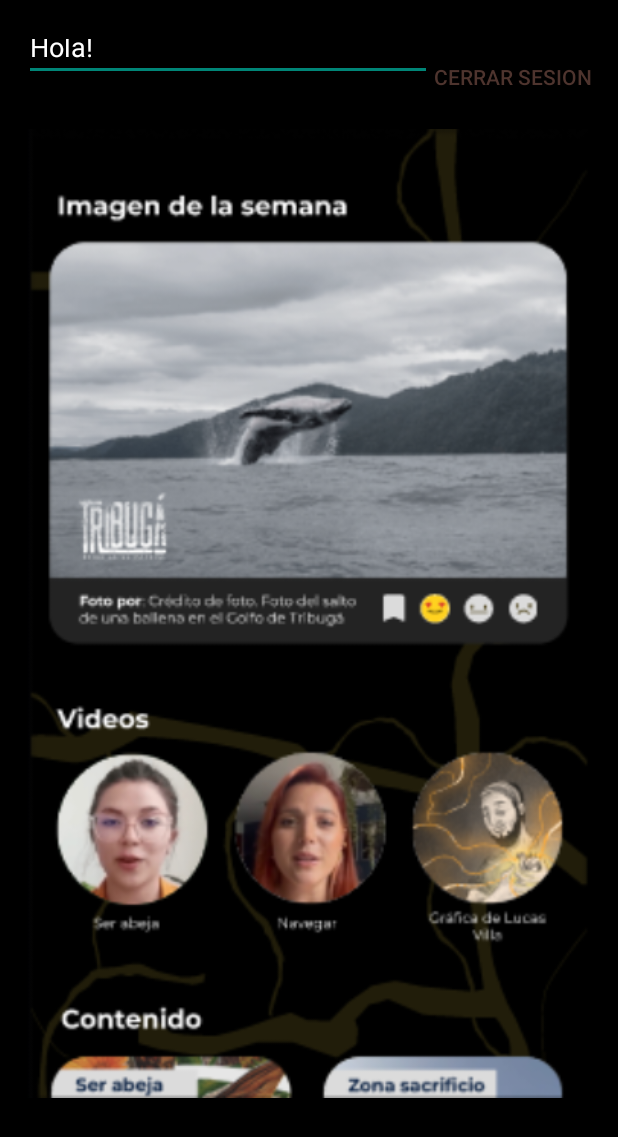
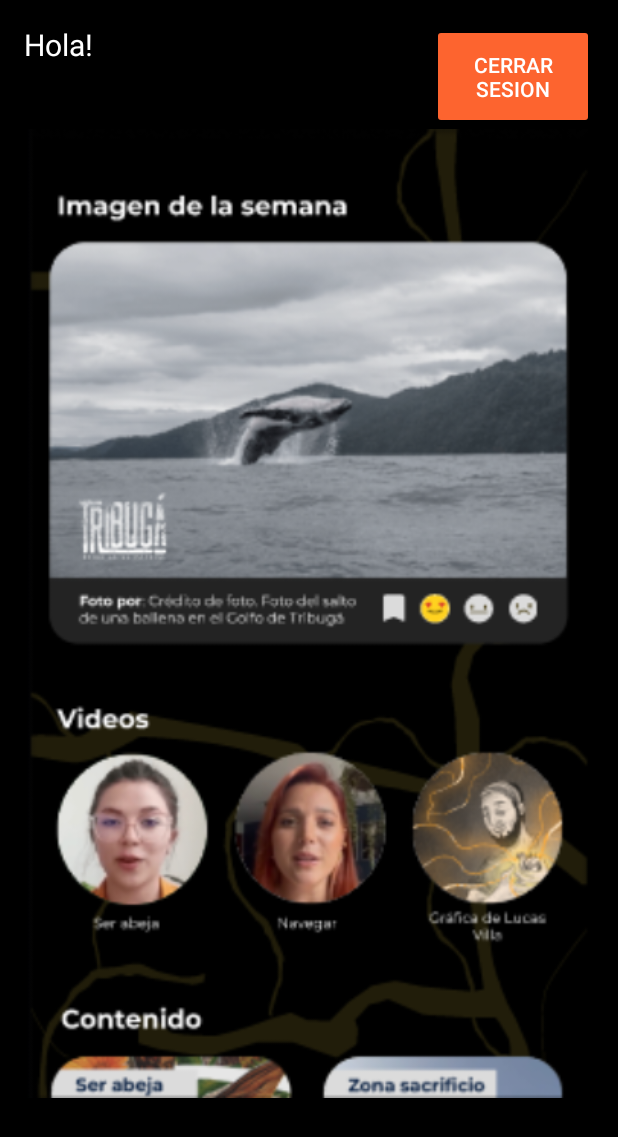
Before and after one commit to stevendezc/BaudoAp---Kotlin---Public, an Android app: the HomeActivity screen opened directly, with no data from a screen before it, on a phone screen of 412 x 824 dp. Shown: the top 1137 px of the screen. Run offline under Robolectric (Android 15) with nearby library versions, the phone set to English and light mode, and no system bars; our stand-ins replace Firebase (no records; nobody signed in at launch, a user with empty details on screens opened directly).

Commit message:
Update Home upper content style

```diff
--- a/app/src/main/res/layout/activity_home.xml
+++ b/app/src/main/res/layout/activity_home.xml
@@ -29,17 +29,15 @@
                 android:layout_weight="1"
                 android:orientation="vertical">
 
-                <EditText
-                    android:id="@+id/editTextTextPersonName"
+                <TextView
+                    android:id="@+id/greetingtextView"
                     android:layout_width="match_parent"
-                    android:layout_height="25dp"
+                    android:layout_height="wrap_content"
                     android:layout_weight="1"
-                    android:ems="10"
                     android:hint="@string/greeting"
-                    android:inputType="textPersonName"
-                    android:minHeight="48dp"
-                    android:text="@string/greeting"
-                    android:textColor="@color/white" />
+                    android:textColor="@color/white"
+                    android:textSize="20sp"
+                    android:text="@string/greeting" />
 
                 <TextView
                     android:id="@+id/emailTextView"
@@ -55,10 +53,9 @@
                 android:layout_width="30dp"
                 android:layout_height="match_parent"
                 android:layout_weight="1"
-                android:background="@color/white"
-                android:backgroundTint="@color/black"
+                android:backgroundTint="#FD642F"
                 android:text="@string/sign_out"
-                android:textColor="#4E342E" />
+                android:textColor="@color/white" />
 
         </LinearLayout>
 
```
